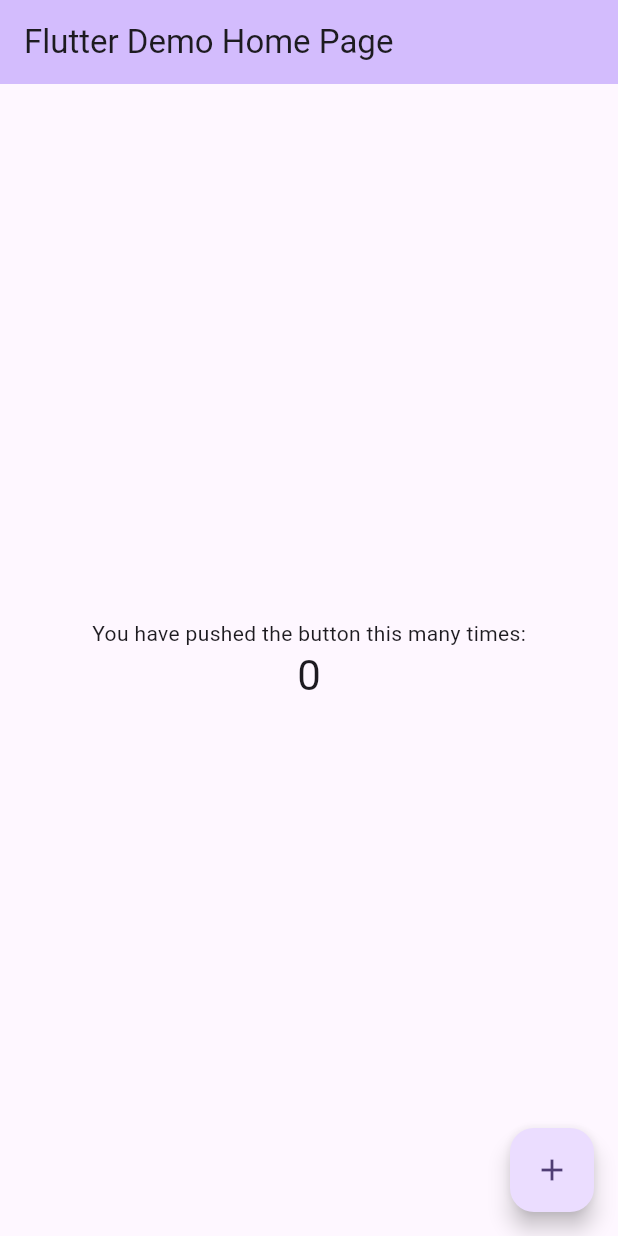
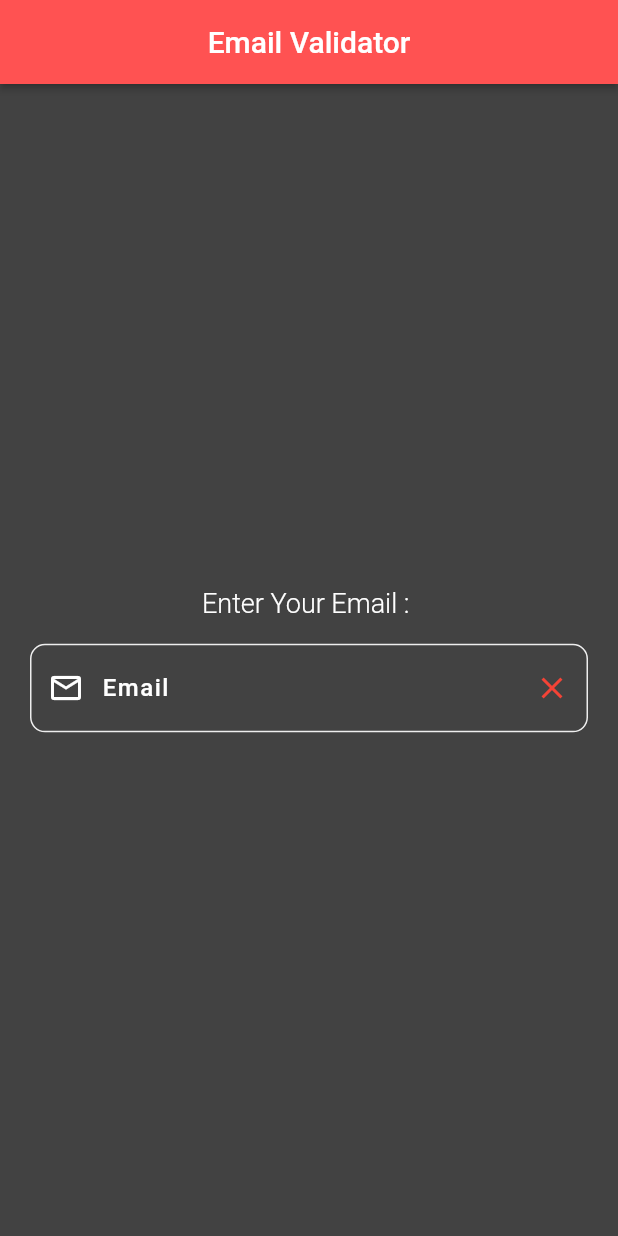
Before and after one commit to esam12/Email-Validate, a Flutter app: the screen it shows after launch, on a phone screen of 412 x 824 dp. Run offline on Flutter 3.47's test engine with Material 2 defaults, Android fonts, the phone set to English and light mode, and no system bars; our stand-ins replace validators.

Commit message:
29.06.2023

```diff
--- a/lib/main.dart
+++ b/lib/main.dart
@@ -1,3 +1,4 @@
+import 'package:email_validate/view/validate.dart';
 import 'package:flutter/material.dart';
 
 void main() {
@@ -10,116 +11,9 @@ class MyApp extends StatelessWidget {
   // This widget is the root of your application.
   @override
   Widget build(BuildContext context) {
-    return MaterialApp(
-      title: 'Flutter Demo',
-      theme: ThemeData(
-        // This is the theme of your application.
-        //
-        // TRY THIS: Try running your application with "flutter run". You'll see
-        // the application has a blue toolbar. Then, without quitting the app,
-        // try changing the seedColor in the colorScheme below to Colors.green
-        // and then invoke "hot reload" (save your changes or press the "hot
-        // reload" button in a Flutter-supported IDE, or press "r" if you used
-        // the command line to start the app).
-        //
-        // Notice that the counter didn't reset back to zero; the application
-        // state is not lost during the reload. To reset the state, use hot
-        // restart instead.
-        //
-        // This works for code too, not just values: Most code changes can be
-        // tested with just a hot reload.
-        colorScheme: ColorScheme.fromSeed(seedColor: Colors.deepPurple),
-        useMaterial3: true,
-      ),
-      home: const MyHomePage(title: 'Flutter Demo Home Page'),
+    return const MaterialApp(
+      debugShowCheckedModeBanner: false,
+      home: Validate(),
     );
   }
 }
-
-class MyHomePage extends StatefulWidget {
-  const MyHomePage({super.key, required this.title});
-
-  // This widget is the home page of your application. It is stateful, meaning
-  // that it has a State object (defined below) that contains fields that affect
-  // how it looks.
-
-  // This class is the configuration for the state. It holds the values (in this
-  // case the title) provided by the parent (in this case the App widget) and
-  // used by the build method of the State. Fields in a Widget subclass are
-  // always marked "final".
-
-  final String title;
-
-  @override
-  State<MyHomePage> createState() => _MyHomePageState();
-}
-
-class _MyHomePageState extends State<MyHomePage> {
-  int _counter = 0;
-
-  void _incrementCounter() {
-    setState(() {
-      // This call to setState tells the Flutter framework that something has
-      // changed in this State, which causes it to rerun the build method below
-      // so that the display can reflect the updated values. If we changed
-      // _counter without calling setState(), then the build method would not be
-      // called again, and so nothing would appear to happen.
-      _counter++;
-    });
-  }
-
-  @override
-  Widget build(BuildContext context) {
-    // This method is rerun every time setState is called, for instance as done
-    // by the _incrementCounter method above.
-    //
-    // The Flutter framework has been optimized to make rerunning build methods
-    // fast, so that you can just rebuild anything that needs updating rather
-    // than having to individually change instances of widgets.
-    return Scaffold(
-      appBar: AppBar(
-        // TRY THIS: Try changing the color here to a specific color (to
-        // Colors.amber, perhaps?) and trigger a hot reload to see the AppBar
-        // change color while the other colors stay the same.
-        backgroundColor: Theme.of(context).colorScheme.inversePrimary,
-        // Here we take the value from the MyHomePage object that was created by
-        // the App.build method, and use it to set our appbar title.
-        title: Text(widget.title),
-      ),
-      body: Center(
-        // Center is a layout widget. It takes a single child and positions it
-        // in the middle of the parent.
-        child: Column(
-          // Column is also a layout widget. It takes a list of children and
-          // arranges them vertically. By default, it sizes itself to fit its
-          // children horizontally, and tries to be as tall as its parent.
-          //
-          // Column has various properties to control how it sizes itself and
-          // how it positions its children. Here we use mainAxisAlignment to
-          // center the children vertically; the main axis here is the vertical
-          // axis because Columns are vertical (the cross axis would be
-          // horizontal).
-          //
-          // TRY THIS: Invoke "debug painting" (choose the "Toggle Debug Paint"
-          // action in the IDE, or press "p" in the console), to see the
-          // wireframe for each widget.
-          mainAxisAlignment: MainAxisAlignment.center,
-          children: <Widget>[
-            const Text(
-              'You have pushed the button this many times:',
-            ),
-            Text(
-              '$_counter',
-              style: Theme.of(context).textTheme.headlineMedium,
-            ),
-          ],
-        ),
-      ),
-      floatingActionButton: FloatingActionButton(
-        onPressed: _incrementCounter,
-        tooltip: 'Increment',
-        child: const Icon(Icons.add),
-      ), // This trailing comma makes auto-formatting nicer for build methods.
-    );
-  }
-}
--- /dev/null
+++ b/lib/view/validate.dart
@@ -0,0 +1,119 @@
+import 'package:flutter/material.dart';
+import 'package:validators/validators.dart';
+
+class Validate extends StatefulWidget {
+  const Validate({super.key});
+
+  @override
+  State<Validate> createState() => _ValidateState();
+}
+
+class _ValidateState extends State<Validate> {
+  TextEditingController textController = TextEditingController();
+  bool isEmailCorrect = false;
+
+  @override
+  void dispose() {
+    textController.dispose();
+    super.dispose();
+  }
+
+  @override
+  Widget build(BuildContext context) {
+    final Size size = MediaQuery.of(context).size;
+    return GestureDetector(
+      onTap: () => FocusManager.instance.primaryFocus?.unfocus(),
+      child: Scaffold(
+        backgroundColor: Colors.grey[800],
+        appBar: AppBar(
+          backgroundColor:
+              isEmailCorrect == false ? Colors.redAccent : Colors.green,
+          centerTitle: true,
+          elevation: 2,
+          title: const Text(
+            'Email Validator',
+          ),
+        ),
+        body: Container(
+          margin: const EdgeInsets.all(10),
+          width: size.width,
+          height: size.height,
+          child: Column(
+            // crossAxisAlignment: CrossAxisAlignment.center,
+            mainAxisAlignment: MainAxisAlignment.center,
+            children: [
+              const Text(
+                'Enter Your Email : ',
+                style: TextStyle(
+                  color: Colors.white,
+                  fontSize: 18,
+                  fontWeight: FontWeight.w300,
+                ),
+              ),
+              SizedBox(
+                height: size.height * 0.02,
+              ),
+              Padding(
+                padding: const EdgeInsets.symmetric(horizontal: 10.0),
+                child: TextField(
+                  style: const TextStyle(color: Colors.white),
+                  onChanged: (val) {
+                    setState(() {
+                      isEmailCorrect = isEmail(val);
+                    });
+                  },
+                  showCursor: true,
+                  controller: textController,
+                  decoration: InputDecoration(
+                    labelText: 'Email',
+                    labelStyle: const TextStyle(
+                      color: Colors.white,
+                      fontSize: 16,
+                      fontWeight: FontWeight.w500,
+                      letterSpacing: 1,
+                    ),
+                    hintText: 'anyThing@gmail.com',
+                    hintStyle: const TextStyle(
+                      color: Colors.grey,
+                      fontSize: 15,
+                    ),
+                    prefixIcon: const Icon(
+                      Icons.email_outlined,
+                      color: Colors.white,
+                    ),
+                    suffixIcon: Icon(
+                      isEmailCorrect == false ? Icons.close : Icons.done,
+                      color:
+                          isEmailCorrect == false ? Colors.red : Colors.green,
+                    ),
+                    border:
+                        const UnderlineInputBorder(borderSide: BorderSide.none),
+                    enabledBorder: OutlineInputBorder(
+                      borderRadius: BorderRadius.circular(10),
+                      borderSide: BorderSide(
+                        color: Colors.grey.shade200,
+                        width: 1,
+                      ),
+                    ),
+                    floatingLabelStyle: const TextStyle(
+                        color: Colors.white,
+                        fontSize: 18,
+                        fontWeight: FontWeight.w300),
+                    focusedBorder: OutlineInputBorder(
+                      borderSide: BorderSide(
+                        color:
+                            isEmailCorrect == false ? Colors.red : Colors.green,
+                        width: 2,
+                      ),
+                      borderRadius: BorderRadius.circular(15),
+                    ),
+                  ),
+                ),
+              )
+            ],
+          ),
+        ),
+      ),
+    );
+  }
+}
--- a/pubspec.yaml
+++ b/pubspec.yaml
@@ -35,6 +35,7 @@ dependencies:
   # The following adds the Cupertino Icons font to your application.
   # Use with the CupertinoIcons class for iOS style icons.
   cupertino_icons: ^1.0.2
+  validators: ^3.0.0
 
 dev_dependencies:
   flutter_test:
```
Also changed, not shown: pubspec.lock.
